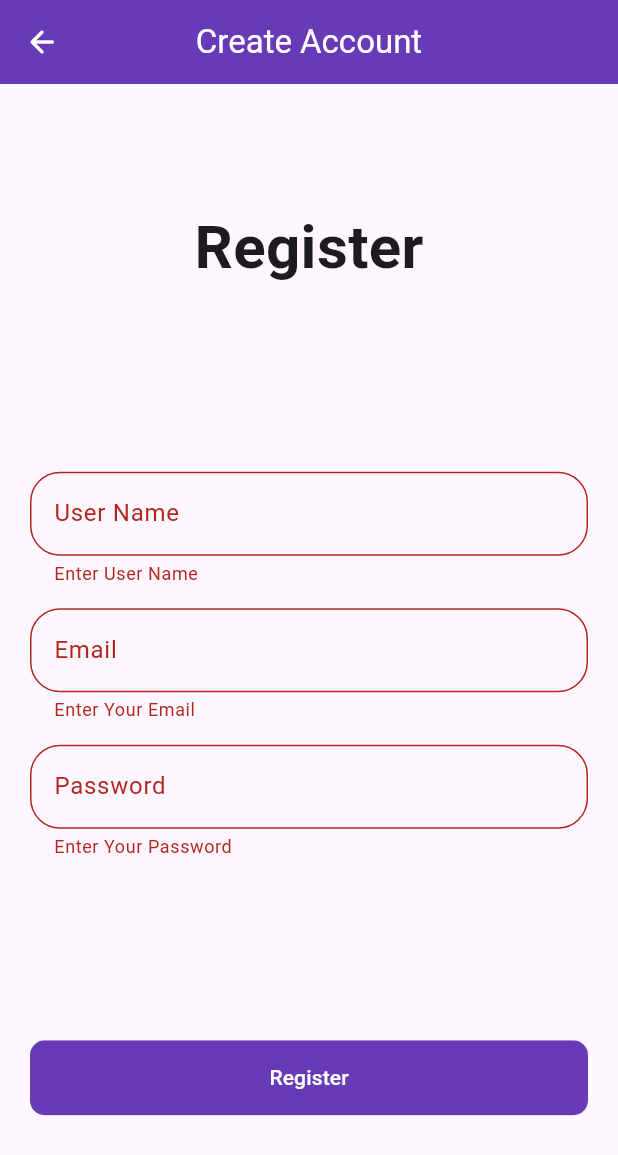
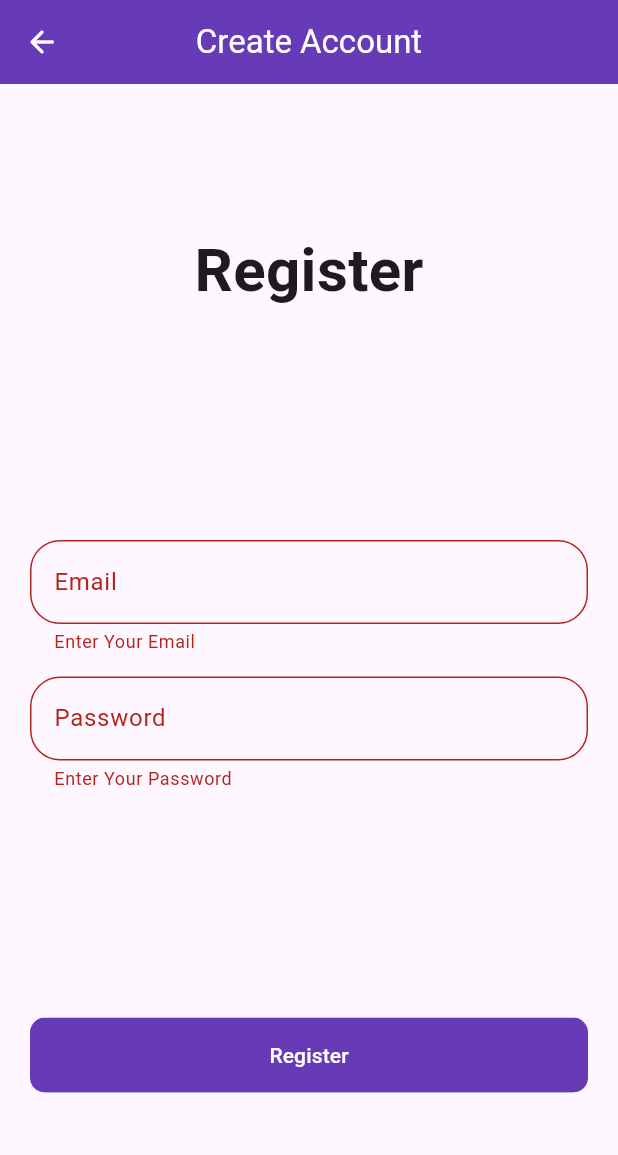
Before and after one commit to shakibalways/blog_app_firebase, a Flutter app: the SignInPage screen opened directly, after a tap on "Register", on a phone screen of 412 x 824 dp. Shown: the top 1155 px of the screen. Run offline on Flutter 3.47's test engine with Material 3 defaults, Android fonts, the phone set to English and light mode, and no system bars; drawn by our look-alikes of modal_progress_hud_nsn; our stand-ins replace firebase_auth, firebase_core, fluttertoast; accounts and stored records are empty.

Commit message:
User Successfully Register And Create Done

```diff
--- a/lib/auth/sign_in/sign_in.dart
+++ b/lib/auth/sign_in/sign_in.dart
@@ -1,5 +1,9 @@
 import 'package:blog_app_firebase/global_widget/round_button.dart';
+import 'package:firebase_auth/firebase_auth.dart';
+import 'package:firebase_core/firebase_core.dart';
 import 'package:flutter/material.dart';
+import 'package:fluttertoast/fluttertoast.dart';
+import 'package:modal_progress_hud_nsn/modal_progress_hud_nsn.dart';
 
 class SignInPage extends StatefulWidget {
   const SignInPage({super.key});
@@ -9,20 +13,20 @@ class SignInPage extends StatefulWidget {
 }
 
 class _SignInPageState extends State<SignInPage> {
+
+  final FirebaseAuth _auth = FirebaseAuth.instance;
   bool showSpinner = false;
-
-  TextEditingController userController = TextEditingController();
   TextEditingController emailController = TextEditingController();
   TextEditingController passController = TextEditingController();
+  final _formKey = GlobalKey<FormState>();
+  String email = "", password = "";
 
-  final _formKey = GlobalKey<FormState>();
-  String user = "";
-  String email = "";
-  String pass = "";
 
   @override
   Widget build(BuildContext context) {
-    return Scaffold(
+    return ModalProgressHUD(
+      inAsyncCall: showSpinner,
+      child: Scaffold(
         appBar: AppBar(
           backgroundColor: Colors.deepPurple,
           leading: const Icon(
@@ -48,23 +52,6 @@ class _SignInPageState extends State<SignInPage> {
                   key: _formKey,
                   child: Column(
                     children: [
-                    TextFormField(
-                      controller: userController,
-                      decoration: InputDecoration(
-                          // hintText: "User Name",
-                          labelText: "User Name",
-                          border: OutlineInputBorder(
-                              borderRadius: BorderRadius.circular(20))),
-                      onChanged: (String value) {
-                        user = value;
-                      },
-                      validator: (value) {
-                        return value!.isEmpty ? "Enter User Name" : null;
-                      },
-                    ),
-                    SizedBox(
-                      height: 15,
-                    ),
                       TextFormField(
                         controller: emailController,
                         keyboardType: TextInputType.emailAddress,
@@ -92,7 +79,7 @@ class _SignInPageState extends State<SignInPage> {
                             border: OutlineInputBorder(
                                 borderRadius: BorderRadius.circular(20))),
                         onChanged: (value) {
-                        pass = value;
+                          password = value;
                         },
                         validator: (value) {
                           return value!.isEmpty ? "Enter Your Password" : null;
@@ -103,12 +90,50 @@ class _SignInPageState extends State<SignInPage> {
               RoundButton(
                   title: "Register",
                   onPress: () async {
-                  if (_formKey.currentState!.validate()) {}
+                    if (_formKey.currentState!.validate()) {
+                      setState(() {
+                        showSpinner=true;
+                      });
+                      try{
+
+                        final user =
+                        await _auth.createUserWithEmailAndPassword(
+                          email: email.toString().trim(),
+                          password: password.toString().trim(),
+                        );
+                        if(user != null){
+                          print("Success");
+                          toastMessages("User Successfully Created");
+                          setState(() {
+                            showSpinner=false;
+                          });
+
+                        }
+                      }catch(e){
+                        print(e.toString());
+                        toastMessages(e.toString());
+                        setState(() {
+                          showSpinner=false;
+                        });
+                      }
+                    }
                   },
                   color: Colors.deepPurple)
             ],
           ),
         ),
+      ),
+    );
+  }
+  void toastMessages(messages){
+    Fluttertoast.showToast(
+        msg: messages,
+        toastLength: Toast.LENGTH_SHORT,
+        gravity: ToastGravity.SNACKBAR,
+        timeInSecForIosWeb: 3,
+        backgroundColor: Colors.red,
+        textColor: Colors.white,
+        fontSize: 16.0
     );
   }
 }
--- a/pubspec.yaml
+++ b/pubspec.yaml
@@ -38,6 +38,8 @@ dependencies:
 
   firebase_core: ^3.2.0
   firebase_auth: ^5.1.2
+  modal_progress_hud_nsn: ^0.5.1
+  fluttertoast: ^8.2.6
 
 
 dev_dependencies:
```
Also changed, not shown: pubspec.lock. Lines whose indentation alone changed are shown as unchanged.
